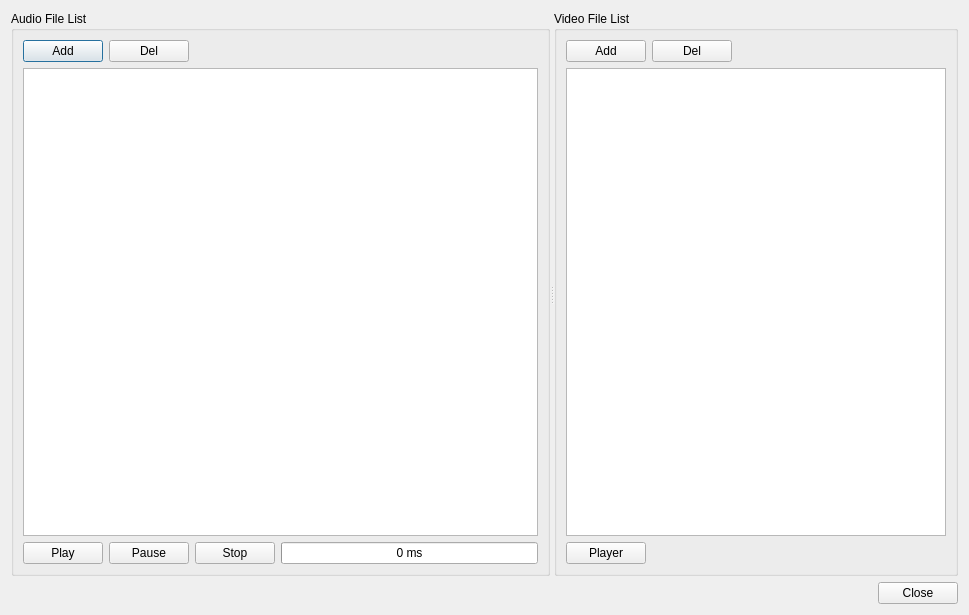
The window that kvmrt2_media_editor/contentsPool.ui (gyongchae/MediaEditor) describes before a commit, drawn with Qt 5.
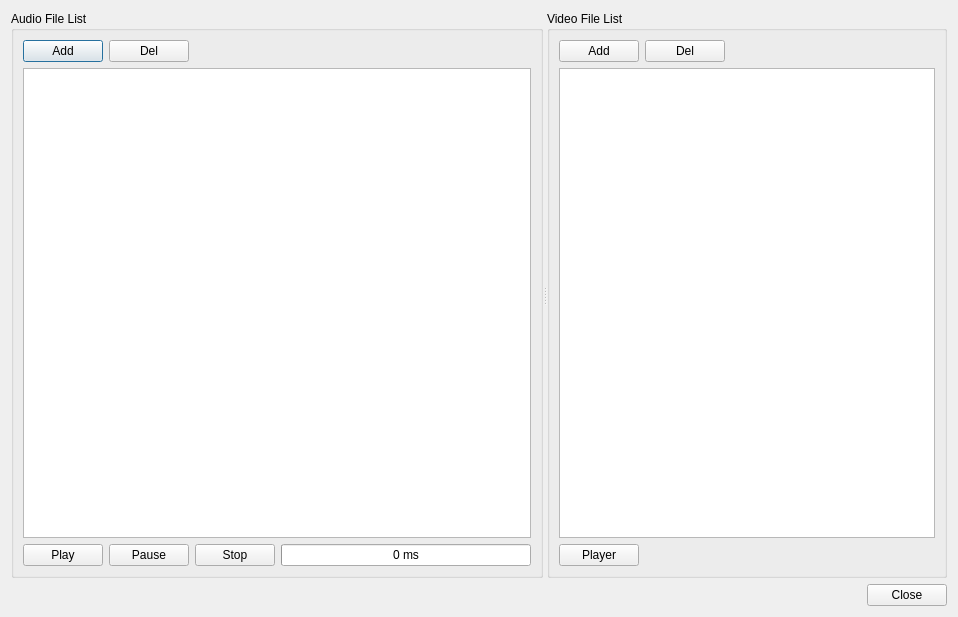
The same window after the commit.

Diff of the .ui file:
```diff
--- a/kvmrt2_media_editor/contentsPool.ui
+++ b/kvmrt2_media_editor/contentsPool.ui
@@ -6,8 +6,8 @@
    <rect>
     <x>0</x>
     <y>0</y>
-    <width>969</width>
-    <height>615</height>
+    <width>958</width>
+    <height>617</height>
    </rect>
   </property>
   <property name="windowTitle">
```
